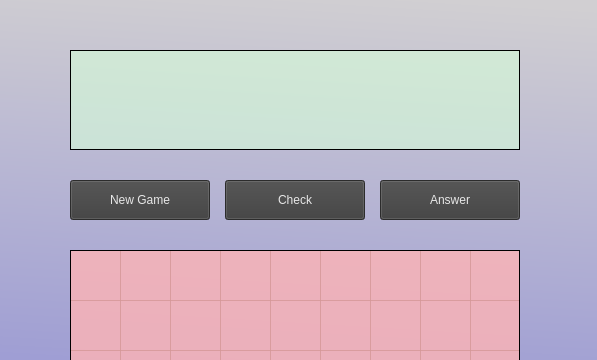
The window that mainwindow.ui (catkitchen721/2018-pd2-Project2) describes before a commit, drawn with Qt 5; both pictures show x 0 to 597 and y 0 to 360 of the 597 by 749 pixel window.
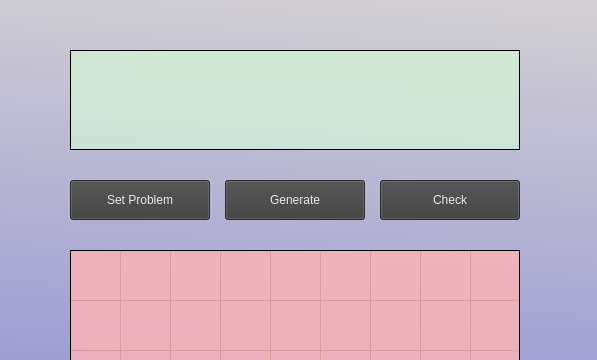
The same window after the commit.

The edit to the form file:
```diff
--- a/mainwindow.ui
+++ b/mainwindow.ui
@@ -145,7 +145,7 @@
 background-color: rgb(61, 61, 61);</string>
     </property>
     <property name="text">
-     <string>New Game</string>
+     <string>Set Problem</string>
     </property>
     <property name="flat">
      <bool>false</bool>
@@ -154,23 +154,6 @@
    <widget class="QPushButton" name="checking">
     <property name="geometry">
      <rect>
-      <x>225</x>
-      <y>180</y>
-      <width>140</width>
-      <height>40</height>
-     </rect>
-    </property>
-    <property name="styleSheet">
-     <string notr="true">color: rgb(231, 231, 231);
-background-color: rgb(61, 61, 61);</string>
-    </property>
-    <property name="text">
-     <string>Check</string>
-    </property>
-   </widget>
-   <widget class="QPushButton" name="answer">
-    <property name="geometry">
-     <rect>
       <x>380</x>
       <y>180</y>
       <width>140</width>
@@ -182,7 +165,24 @@
 background-color: rgb(61, 61, 61);</string>
     </property>
     <property name="text">
-     <string>Answer</string>
+     <string>Check</string>
+    </property>
+   </widget>
+   <widget class="QPushButton" name="generate">
+    <property name="geometry">
+     <rect>
+      <x>225</x>
+      <y>180</y>
+      <width>140</width>
+      <height>40</height>
+     </rect>
+    </property>
+    <property name="styleSheet">
+     <string notr="true">color: rgb(231, 231, 231);
+background-color: rgb(61, 61, 61);</string>
+    </property>
+    <property name="text">
+     <string>Generate</string>
     </property>
     <property name="flat">
      <bool>false</bool>
```
Left out of the diff: 3 changed lines with no effect on the pictures.
